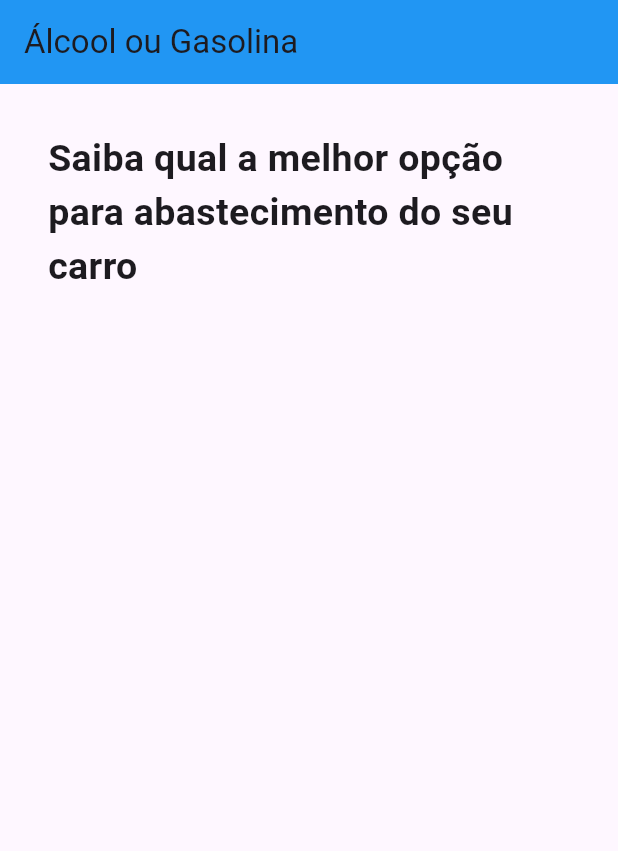
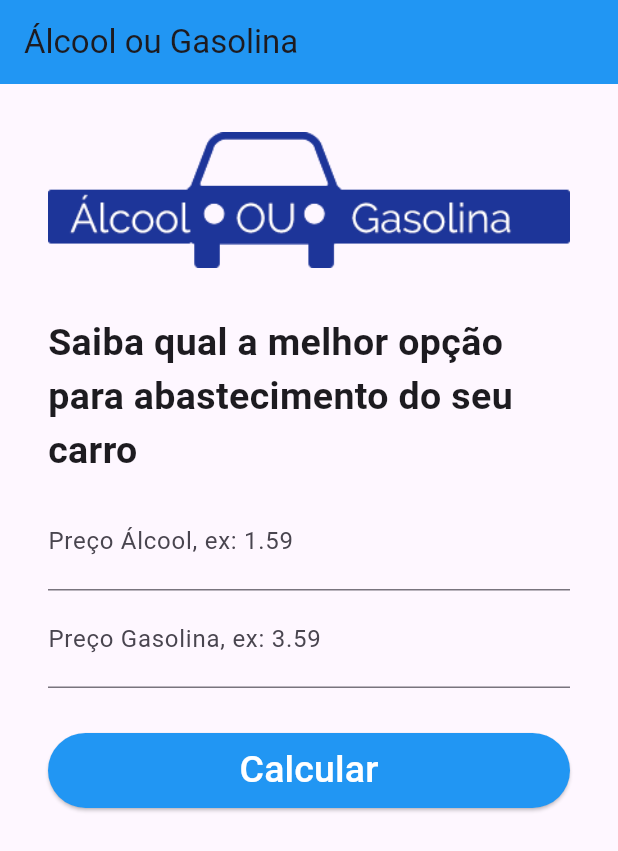
Before and after one commit to Danilo-Taveira/alcool_gasolina, a Flutter app: the screen it shows after launch, on a phone screen of 412 x 824 dp. Shown: the top 851 px of the screen. Run offline on Flutter 3.47's test engine with Material 3 defaults, Android fonts, the phone set to English and light mode, and no system bars.

Commit message:
projeto final

```diff
--- a/lib/Home.dart
+++ b/lib/Home.dart
@@ -8,23 +8,108 @@ class Home extends StatefulWidget {
 }
 
 class _HomeState extends State<Home> {
+
+  final TextEditingController _controllerAlcool = TextEditingController();
+  final TextEditingController _controllerGasolina = TextEditingController();
+  String _textResultado = '';
+
+  void _calcular() {
+    double? precoAlcool = double.tryParse(_controllerAlcool.text);
+    double? precoGasolina = double.tryParse(_controllerGasolina.text);
+
+    if (precoAlcool == null || precoGasolina == null) {
+      setState(() {
+        _textResultado = 'Número inválido, digite números maiores que 0 e utilizando (.)';
+      });
+    } else {
+      if ((precoAlcool / precoGasolina) >= 0.7) {
+        setState(() {
+          _textResultado = 'Melhor abastecer com gasolina';
+        });
+      } else {
+        setState(() {
+          _textResultado = 'Melhor abastecer com álcool';
+        });
+      }
+      _limparCampos();
+    }
+  }
+
+  void _limparCampos() {
+    _controllerAlcool.text = '';
+    _controllerGasolina.text = '';
+  }
+
   @override
   Widget build(BuildContext context) {
     return Scaffold(
       appBar: AppBar(
-        title: Text('Álcool ou Gasolina'),
+        title: const Text('Álcool ou Gasolina'),
         backgroundColor: Colors.blue,
       ),
-      body: Container(
+      body: SingleChildScrollView(
+        padding: const EdgeInsets.all(32),
         child: Column(
+          crossAxisAlignment: CrossAxisAlignment.stretch,
           children: <Widget>[
             Padding(
-              padding: EdgeInsets.all(32),
+              padding: const EdgeInsets.only(bottom: 32),
+              child: Image.asset('images/logo.png'),
+            ),
+            const Padding(
+              padding: EdgeInsets.only(bottom: 10),
               child: Text(
                 'Saiba qual a melhor opção para abastecimento do seu carro',
                 style: TextStyle(
                   fontSize: 25,
-                  fontWeight: FontWeight.bold,
+                  fontWeight: FontWeight.bold
+                ),
+              ),
+            ),
+            TextField(
+              keyboardType: TextInputType.number,
+              decoration: const InputDecoration(
+                labelText: 'Preço Álcool, ex: 1.59'
+              ),
+              style: const TextStyle(
+                fontSize: 22
+              ),
+              controller: _controllerAlcool,
+            ),
+            TextField(
+              keyboardType: TextInputType.number,
+              decoration: const InputDecoration(
+                labelText: 'Preço Gasolina, ex: 3.59'
+              ),
+              style: const TextStyle(
+                fontSize: 22
+              ),
+              controller: _controllerGasolina,
+            ),
+            Padding(
+              padding: const EdgeInsets.only(top: 30),
+              child: ElevatedButton(
+                onPressed: _calcular,
+                style: ButtonStyle(
+                  minimumSize: MaterialStateProperty.all(const Size(double.infinity, 50)),
+                  backgroundColor: MaterialStateProperty.all(Colors.blue)
+                ),
+                child: const Text(
+                  'Calcular',
+                  style: TextStyle(
+                    color: Colors.white,
+                    fontSize: 25,
+                  ),
+                ),
+              ),
+            ),
+            Padding(
+              padding: const EdgeInsets.only(top: 20),
+              child: Text(
+                _textResultado,
+                style: const TextStyle(
+                  fontSize: 22,
+                  fontWeight: FontWeight.bold
                 ),
               ),
             ),
--- a/lib/main.dart
+++ b/lib/main.dart
@@ -2,7 +2,7 @@ import 'package:alcool_gasolina/Home.dart';
 import 'package:flutter/material.dart';
 
 void main() {
-  runApp(MaterialApp(
+  runApp(const MaterialApp(
     home: Home(),
   ));
 }
```
Also changed, not shown: images/resultado.png (added), 2 other files.
